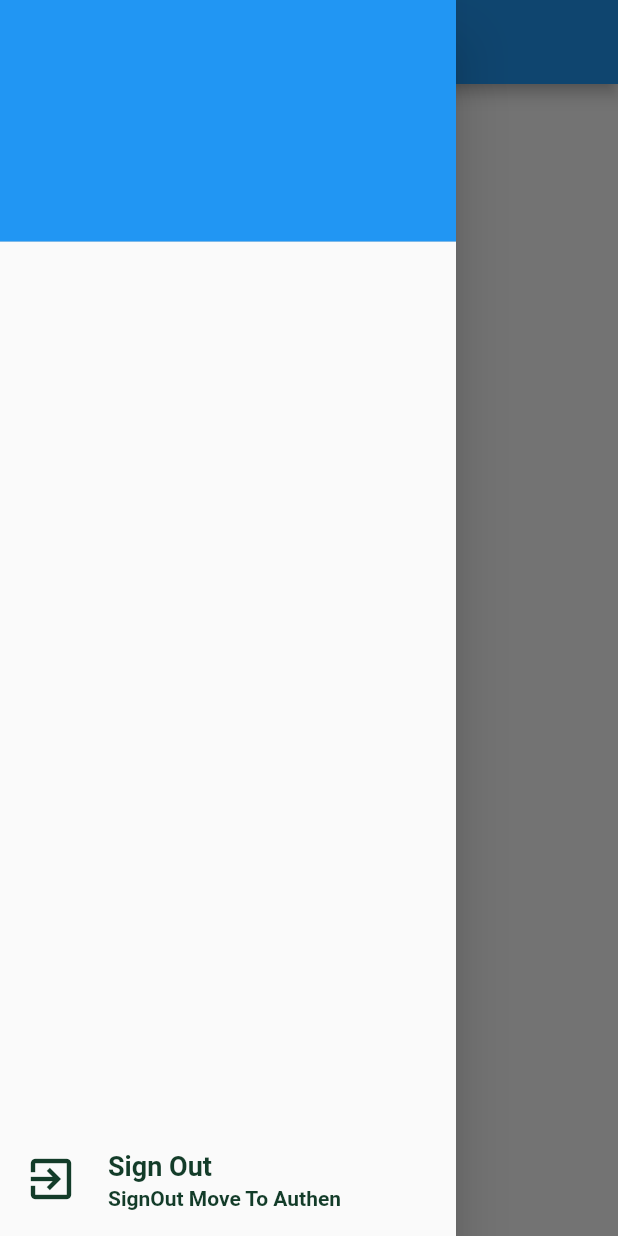
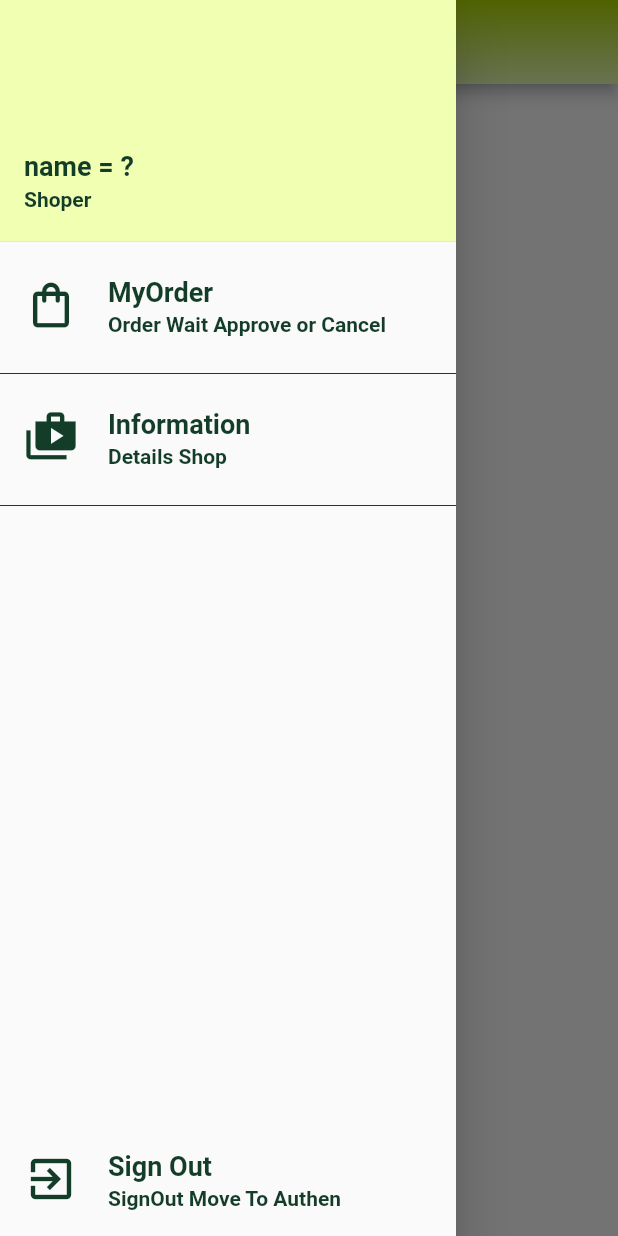
Before and after one commit to jezzykubphom/Jezzyshopper, a Flutter app: the ShopperService screen opened by its route, with the side drawer open, on a phone screen of 412 x 824 dp. Run offline on Flutter 3.47's test engine with Material 2 defaults, Android fonts, the light colour scheme and no system bars; our stand-ins replace dio, firebase_core, firebase_messaging, geolocator, google_maps_flutter, shared_preferences; accounts and stored records are empty.

Commit message:
solution1

```diff
--- /dev/null
+++ b/lib/bodys/order_shoper.dart
@@ -0,0 +1,11 @@
+import 'package:flutter/material.dart';
+import 'package:jezzyshopping/widgets/show_text.dart';
+
+class OrderShoper extends StatelessWidget {
+  const OrderShoper({Key? key}) : super(key: key);
+
+  @override
+  Widget build(BuildContext context) {
+    return ShowText(label: 'This is Order');
+  }
+}
--- a/lib/states/shopper_service.dart
+++ b/lib/states/shopper_service.dart
@@ -1,8 +1,16 @@
+// ignore_for_file: avoid_print
+
 import 'package:flutter/material.dart';
+import 'package:jezzyshopping/bodys/information_shoper.dart';
+import 'package:jezzyshopping/bodys/order_shoper.dart';
 import 'package:jezzyshopping/models/user_model.dart';
 import 'package:jezzyshopping/utility/my_api.dart';
 import 'package:jezzyshopping/utility/my_constant.dart';
+import 'package:jezzyshopping/widgets/Show_image_avatar.dart';
+import 'package:jezzyshopping/widgets/show_menu.dart';
 import 'package:jezzyshopping/widgets/show_sign_out.dart';
+import 'package:jezzyshopping/widgets/show_text.dart';
+import 'package:jezzyshopping/widgets/shwo_imag_internet.dart';
 import 'package:shared_preferences/shared_preferences.dart';
 
 class ShopperService extends StatefulWidget {
@@ -14,6 +22,14 @@ class ShopperService extends StatefulWidget {
 
 class _ShopperServiceState extends State<ShopperService> {
   UserModel? userModel;
+  var bodys = <Widget>[
+    const OrderShoper(),
+    const InformationShoper(),
+  ];
+
+  var titles = <String>['My Order', 'Information'];
+
+  int indexBody = 0;
 
   @override
   void initState() {
@@ -32,22 +48,81 @@ class _ShopperServiceState extends State<ShopperService> {
 
     if (userModel != null) {
       print('userModel ==> ${userModel!.toMap()}');
+      setState(() {});
     }
   }
 
   @override
   Widget build(BuildContext context) {
     return Scaffold(
-      appBar: AppBar(),
-      drawer: Drawer(
-        child: Column(
-          children: [
-            UserAccountsDrawerHeader(accountName: null, accountEmail: null),
-            const Spacer(),
-            ShowSignOut(),
-          ],
+      appBar: AppBar(
+        title: ShowText(
+          label: titles[indexBody],
+          textStyle: MyConstant().h2Style(),
         ),
+        foregroundColor: MyConstant.dark,
+        flexibleSpace: Container(
+          decoration: MyConstant().mainAppBar(),
+        ),
+      ),
+      drawer: newDrawer(),
+      body: bodys[indexBody],
+    );
+  }
+
+  Drawer newDrawer() {
+    return Drawer(
+      child: Column(
+        children: [
+          newHeadDrawer(),
+          ShowMenu(
+            iconData: Icons.shopping_bag_outlined,
+            title: 'MyOrder',
+            pressFunc: () {
+              Navigator.pop(context);
+              setState(() {
+                indexBody = 0;
+              });
+            },
+            subTitle: 'Order Wait Approve or Cancel',
+          ),
+          Divider(color: MyConstant.dark),
+          ShowMenu(
+            iconData: Icons.shop_2,
+            title: 'Information',
+            pressFunc: () {
+              Navigator.pop(context);
+              setState(() {
+                indexBody = 1;
+              });
+            },
+            subTitle: 'Details Shop',
+          ),
+          Divider(color: MyConstant.dark),
+          const Spacer(),
+          const ShowSignOut(),
+        ],
       ),
     );
   }
+
+  UserAccountsDrawerHeader newHeadDrawer() => UserAccountsDrawerHeader(
+        currentAccountPicture: userModel == null
+            ? const SizedBox()
+            : SizedBox(
+                width: 80,
+                height: 80,
+                child: ShowImageAvatar(path: userModel!.Picture)),
+        decoration: BoxDecoration(color: MyConstant.light),
+        accountName: userModel == null
+            ? ShowText(
+                label: 'name = ?',
+                textStyle: MyConstant().h2Style(),
+              )
+            : ShowText(
+                label: userModel!.Name,
+                textStyle: MyConstant().h2Style(),
+              ),
+        accountEmail: const ShowText(label: 'Shoper'),
+      );
 }
--- a/lib/utility/my_constant.dart
+++ b/lib/utility/my_constant.dart
@@ -20,7 +20,14 @@ class MyConstant {
 
   static Color primary = const Color(0xffadd500);
   static Color dark = const Color(0xff133c29);
-  static Color light = const Color.fromARGB(15, 228, 243, 164);
+  static Color light = Color.fromARGB(240, 240, 255, 174);
+
+  BoxDecoration mainAppBar() => BoxDecoration(
+          gradient: LinearGradient(
+        colors: <Color>[MyConstant.light, MyConstant.primary],
+        begin: Alignment.bottomCenter,
+        end: Alignment.topCenter,
+      ));
 
   BoxDecoration mainBG() => BoxDecoration(
         gradient: RadialGradient(
--- a/lib/widgets/show_form.dart
+++ b/lib/widgets/show_form.dart
@@ -9,12 +9,14 @@ class ShowForm extends StatelessWidget {
   final IconData iconData;
   final Function(String) changeFunc;
   final bool? obsecu;
+  final TextEditingController? textEditingController;
   const ShowForm({
     Key? key,
     required this.label,
     required this.iconData,
     required this.changeFunc,
     this.obsecu,
+    this.textEditingController,
   }) : super(key: key);
 
   @override
@@ -24,6 +26,7 @@ class ShowForm extends StatelessWidget {
       width: 250,
       height: 40,
       child: TextFormField(
+        controller: textEditingController,
         obscureText: obsecu ?? false,
         onChanged: changeFunc,
         decoration: InputDecoration(
```
Also changed, not shown: lib/bodys/information_shoper.dart (added, +114 -0 lines), lib/states/edit_informaiton.dart (added, +117 -0 lines), lib/widgets/Show_image_avatar.dart (added, +17 -0 lines), lib/widgets/shwo_imag_internet.dart (added, +15 -0 lines).
